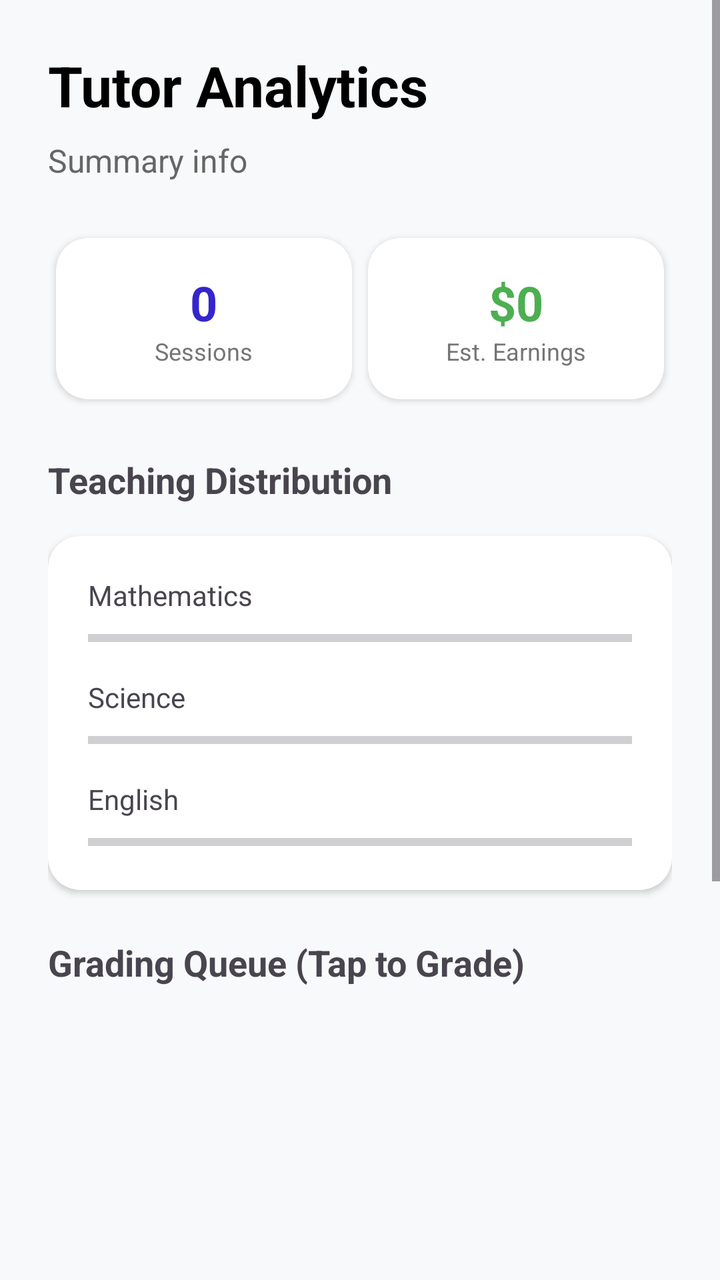
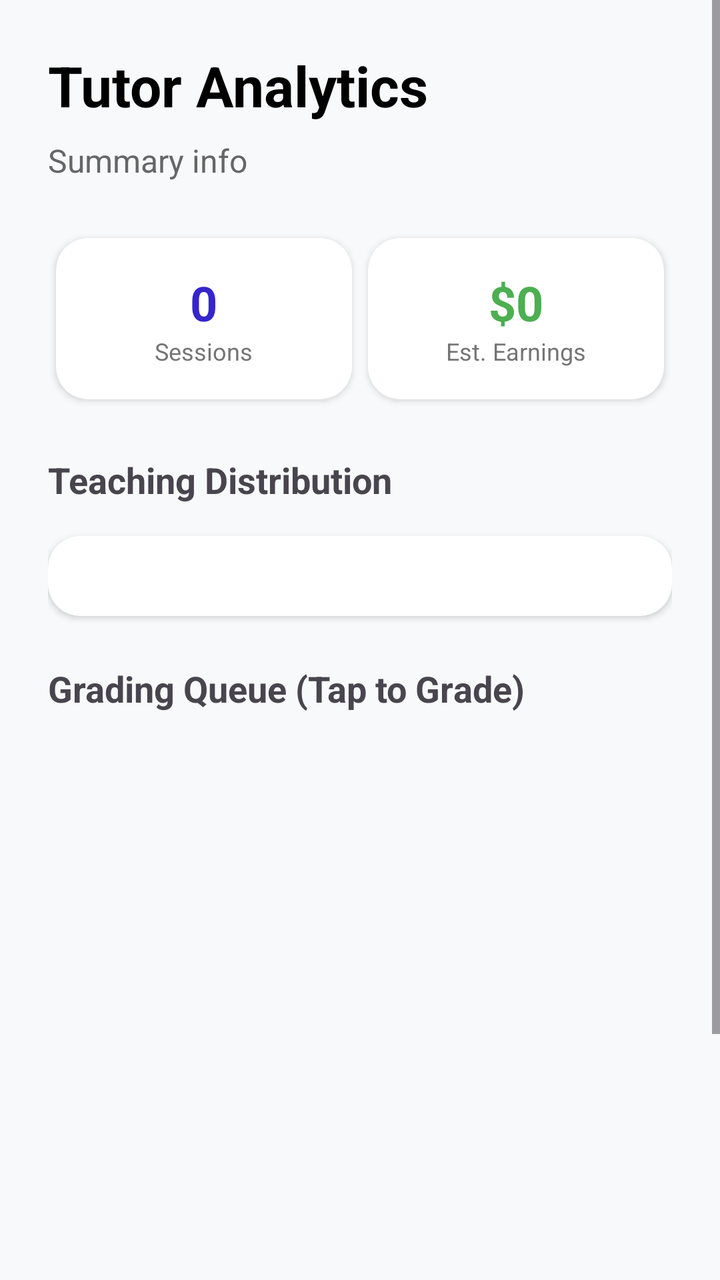

Compare the two renders of this Android layout. The source of the first and the diff that turns it into the second are given below.
<!-- AndroidManifest.xml: application theme Theme.MyTutor -->
<!-- res/layout/fragment_tutor_stats.xml -->
<?xml version="1.0" encoding="utf-8"?>
<ScrollView xmlns:android="http://schemas.android.com/apk/res/android"
    xmlns:app="http://schemas.android.com/apk/res-auto"
    xmlns:tools="http://schemas.android.com/tools"
    android:layout_width="match_parent"
    android:layout_height="match_parent"
    android:background="#F8F9FA">

    <LinearLayout
        android:layout_width="match_parent"
        android:layout_height="wrap_content"
        android:orientation="vertical"
        android:padding="24dp">

        <TextView
            android:layout_width="wrap_content"
            android:layout_height="wrap_content"
            android:text="Tutor Analytics"
            android:textSize="28sp"
            android:textStyle="bold"
            android:textColor="@color/black"
            android:layout_marginBottom="8dp"/>

        <TextView
            android:id="@+id/tutorSummaryText"
            android:layout_width="wrap_content"
            android:layout_height="wrap_content"
            android:text="Summary info"
            android:textSize="16sp"
            android:textColor="#666666"
            android:layout_marginBottom="24dp"/>

        
        <GridLayout
            android:layout_width="match_parent"
            android:layout_height="wrap_content"
            android:columnCount="2"
            android:alignmentMode="alignMargins">

            <androidx.cardview.widget.CardView
                android:layout_width="0dp"
                android:layout_height="wrap_content"
                android:layout_columnWeight="1"
                android:layout_margin="4dp"
                app:cardCornerRadius="16dp"
                app:cardElevation="2dp">
                <LinearLayout
                    android:layout_width="match_parent"
                    android:layout_height="wrap_content"
                    android:orientation="vertical"
                    android:padding="16dp"
                    android:gravity="center">
                    <TextView
                        android:id="@+id/totalSessionsTaught"
                        android:layout_width="wrap_content"
                        android:layout_height="wrap_content"
                        android:text="0"
                        android:textSize="24sp"
                        android:textStyle="bold"
                        android:textColor="@color/btn"/>
                    <TextView
                        android:layout_width="wrap_content"
                        android:layout_height="wrap_content"
                        android:text="Sessions"
                        android:textSize="12sp"
                        android:textColor="#757575"/>
                </LinearLayout>
            </androidx.cardview.widget.CardView>

            <androidx.cardview.widget.CardView
                android:layout_width="0dp"
                android:layout_height="wrap_content"
                android:layout_columnWeight="1"
                android:layout_margin="4dp"
                app:cardCornerRadius="16dp"
                app:cardElevation="2dp">
                <LinearLayout
                    android:layout_width="match_parent"
                    android:layout_height="wrap_content"
                    android:orientation="vertical"
                    android:padding="16dp"
                    android:gravity="center">
                    <TextView
                        android:id="@+id/totalEarnings"
                        android:layout_width="wrap_content"
                        android:layout_height="wrap_content"
                        android:text="$0"
                        android:textSize="24sp"
                        android:textStyle="bold"
                        android:textColor="#4CAF50"/>
                    <TextView
                        android:layout_width="wrap_content"
                        android:layout_height="wrap_content"
                        android:text="Est. Earnings"
                        android:textSize="12sp"
                        android:textColor="#757575"/>
                </LinearLayout>
            </androidx.cardview.widget.CardView>
        </GridLayout>

        
        <TextView
            android:layout_width="wrap_content"
            android:layout_height="wrap_content"
            android:text="Teaching Distribution"
            android:textSize="18sp"
            android:textStyle="bold"
            android:layout_marginTop="24dp"
            android:layout_marginBottom="16dp"/>

        <androidx.cardview.widget.CardView
            android:layout_width="match_parent"
            android:layout_height="wrap_content"
            app:cardCornerRadius="16dp"
            app:cardElevation="2dp">
            <LinearLayout
                android:layout_width="match_parent"
                android:layout_height="wrap_content"
                android:orientation="vertical"
                android:padding="20dp">

                <TextView
                    android:layout_width="wrap_content"
                    android:layout_height="wrap_content"
                    android:text="Mathematics"
                    android:textSize="14sp"/>
                <ProgressBar
                    android:id="@+id/tutorMathProgress"
                    style="?android:attr/progressBarStyleHorizontal"
                    android:layout_width="match_parent"
                    android:layout_height="8dp"
                    android:progress="0"
                    android:layout_marginTop="8dp"
                    android:layout_marginBottom="16dp"/>

                <TextView
                    android:layout_width="wrap_content"
                    android:layout_height="wrap_content"
                    android:text="Science"
                    android:textSize="14sp"/>
                <ProgressBar
                    android:id="@+id/tutorScienceProgress"
                    style="?android:attr/progressBarStyleHorizontal"
                    android:layout_width="match_parent"
                    android:layout_height="8dp"
                    android:progress="0"
                    android:layout_marginTop="8dp"
                    android:layout_marginBottom="16dp"/>

                <TextView
                    android:layout_width="wrap_content"
                    android:layout_height="wrap_content"
                    android:text="English"
                    android:textSize="14sp"/>
                <ProgressBar
                    android:id="@+id/tutorEnglishProgress"
                    style="?android:attr/progressBarStyleHorizontal"
                    android:layout_width="match_parent"
                    android:layout_height="8dp"
                    android:progress="0"
                    android:layout_marginTop="8dp"/>
            </LinearLayout>
        </androidx.cardview.widget.CardView>

        <TextView
            android:layout_width="wrap_content"
            android:layout_height="wrap_content"
            android:text="Grading Queue (Tap to Grade)"
            android:textSize="18sp"
            android:textStyle="bold"
            android:layout_marginTop="24dp"
            android:layout_marginBottom="12dp"/>

        <FrameLayout
            android:layout_width="match_parent"
            android:layout_height="400dp">
            <ListView
                android:id="@+id/tutorStatsListView"
                android:layout_width="match_parent"
                android:layout_height="match_parent"
                android:divider="@null"
                android:dividerHeight="0dp"
                tools:listitem="@layout/sessioninfor"/>
        </FrameLayout>

    </LinearLayout>
</ScrollView>
<!-- res/layout/sessioninfor.xml (included above) -->
<?xml version="1.0" encoding="utf-8"?>
<androidx.cardview.widget.CardView
    xmlns:android="http://schemas.android.com/apk/res/android"
    xmlns:app="http://schemas.android.com/apk/res-auto"
    android:layout_width="match_parent"
    android:layout_height="wrap_content"
    android:layout_marginHorizontal="8dp"
    android:layout_marginVertical="6dp"
    app:cardCornerRadius="16dp"
    app:cardElevation="4dp"
    app:cardBackgroundColor="@color/white">

    <LinearLayout
        android:layout_width="match_parent"
        android:layout_height="wrap_content"
        android:orientation="horizontal"
        android:padding="16dp"
        android:gravity="center_vertical">

        
        <androidx.cardview.widget.CardView
            android:layout_width="56dp"
            android:layout_height="56dp"
            app:cardCornerRadius="12dp"
            app:cardElevation="0dp"
            app:cardBackgroundColor="#F0EFFF">

            <ImageView
                android:layout_width="28dp"
                android:layout_height="28dp"
                android:layout_gravity="center"
                app:srcCompat="@drawable/outline_aspect_ratio_24"
                app:tint="@color/btn" />
        </androidx.cardview.widget.CardView>

        <LinearLayout
            android:layout_width="0dp"
            android:layout_height="wrap_content"
            android:layout_weight="1"
            android:layout_marginStart="16dp"
            android:orientation="vertical">

            <TextView
                android:id="@+id/subject"
                android:layout_width="wrap_content"
                android:layout_height="wrap_content"
                android:textSize="12sp"
                android:textStyle="bold"
                android:textColor="@color/btn"
                android:textAllCaps="true"
                android:letterSpacing="0.05"
                android:text="Mathematics" />

            <TextView
                android:id="@+id/topic"
                android:layout_width="wrap_content"
                android:layout_height="wrap_content"
                android:textSize="18sp"
                android:textStyle="bold"
                android:textColor="@color/black"
                android:layout_marginTop="2dp"
                android:text="Tutor/Student Name" />

            <TextView
                android:id="@+id/Classdate"
                android:layout_width="wrap_content"
                android:layout_height="wrap_content"
                android:textSize="13sp"
                android:textColor="#757575"
                android:layout_marginTop="4dp"
                android:text="Scheduled Date" />
        </LinearLayout>

        
        <LinearLayout
            android:layout_width="wrap_content"
            android:layout_height="wrap_content"
            android:orientation="vertical"
            android:gravity="end">

            <TextView
                android:id="@+id/attendanceValue"
                android:layout_width="wrap_content"
                android:layout_height="wrap_content"
                android:textSize="11sp"
                android:textStyle="bold"
                android:textColor="#FF9800"
                android:text="PRESENT"
                android:visibility="gone"/>

            <TextView
                android:id="@+id/gradeValue"
                android:layout_width="wrap_content"
                android:layout_height="wrap_content"
                android:textSize="16sp"
                android:textStyle="bold"
                android:textColor="#4CAF50"
                android:text="A+"
                android:layout_marginTop="2dp"
                android:visibility="gone"/>
        </LinearLayout>

        
        <ImageView
            android:layout_width="16dp"
            android:layout_height="16dp"
            android:alpha="0.2"
            android:layout_marginStart="8dp"
            app:srcCompat="@drawable/left_arrow_svgrepo_com"
            android:rotation="180" />

    </LinearLayout>
</androidx.cardview.widget.CardView>
<!-- resources referenced by this layout -->
<resources>
  <color name="black">#FF000000</color>
  <color name="btn">#3525CD</color>
  <color name="white">#FFFFFFFF</color>
  <!-- drawable left_arrow_svgrepo_com (drawable) -->
  <vector xmlns:android="http://schemas.android.com/apk/res/android"
      android:width="800dp"
      android:height="800dp"
      android:viewportWidth="24"
      android:viewportHeight="24">
    <path
        android:pathData="M21,11H5.41l1.3,-1.29A1,1 0,0 0,5.29 8.29l-3,3a1,1 0,0 0,0 1.42l3,3a1,1 0,0 0,1.42 0,1 1,0 0,0 0,-1.42L5.41,13H21a1,1 0,0 0,0 -2Z"
        android:fillColor="#000000"/>
  </vector>
  <!-- drawable outline_aspect_ratio_24 (drawable) -->
  <vector xmlns:android="http://schemas.android.com/apk/res/android" android:height="24dp" android:tint="#000000" android:viewportHeight="24" android:viewportWidth="24" android:width="24dp">
        
      <path android:fillColor="@android:color/white" android:pathData="M19,12h-2v3h-3v2h5v-5zM7,9h3L10,7L5,7v5h2L7,9zM21,3L3,3c-1.1,0 -2,0.9 -2,2v14c0,1.1 0.9,2 2,2h18c1.1,0 2,-0.9 2,-2L23,5c0,-1.1 -0.9,-2 -2,-2zM21,19.01L3,19.01L3,4.99h18v14.02z"/>
      
  </vector>
  <style name="Theme.MyTutor" parent="Base.Theme.MyTutor" />
  <style name="Base.Theme.MyTutor" parent="Theme.Material3.DayNight.NoActionBar">
          
          
      </style>
</resources>

<!-- the commit's change to res/layout/fragment_tutor_stats.xml (unified diff, before → after) -->
@@ -114,51 +114,12 @@
             app:cardCornerRadius="16dp"
             app:cardElevation="2dp">
             <LinearLayout
+                android:id="@+id/subjectDistributionContainer"
                 android:layout_width="match_parent"
                 android:layout_height="wrap_content"
                 android:orientation="vertical"
                 android:padding="20dp">
-
-                <TextView
-                    android:layout_width="wrap_content"
-                    android:layout_height="wrap_content"
-                    android:text="Mathematics"
-                    android:textSize="14sp"/>
-                <ProgressBar
-                    android:id="@+id/tutorMathProgress"
-                    style="?android:attr/progressBarStyleHorizontal"
-                    android:layout_width="match_parent"
-                    android:layout_height="8dp"
-                    android:progress="0"
-                    android:layout_marginTop="8dp"
-                    android:layout_marginBottom="16dp"/>
-
-                <TextView
-                    android:layout_width="wrap_content"
-                    android:layout_height="wrap_content"
-                    android:text="Science"
-                    android:textSize="14sp"/>
-                <ProgressBar
-                    android:id="@+id/tutorScienceProgress"
-                    style="?android:attr/progressBarStyleHorizontal"
-                    android:layout_width="match_parent"
-                    android:layout_height="8dp"
-                    android:progress="0"
-                    android:layout_marginTop="8dp"
-                    android:layout_marginBottom="16dp"/>
-
-                <TextView
-                    android:layout_width="wrap_content"
-                    android:layout_height="wrap_content"
-                    android:text="English"
-                    android:textSize="14sp"/>
-                <ProgressBar
-                    android:id="@+id/tutorEnglishProgress"
-                    style="?android:attr/progressBarStyleHorizontal"
-                    android:layout_width="match_parent"
-                    android:layout_height="8dp"
-                    android:progress="0"
-                    android:layout_marginTop="8dp"/>
+                
             </LinearLayout>
         </androidx.cardview.widget.CardView>
 
